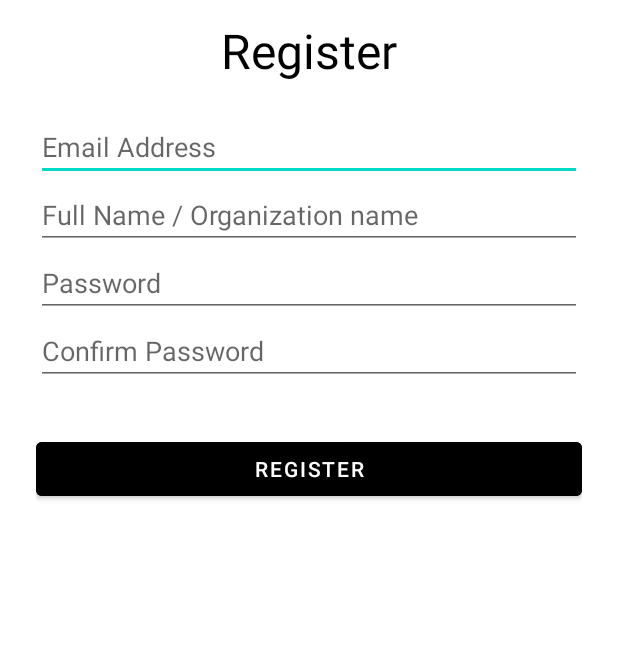
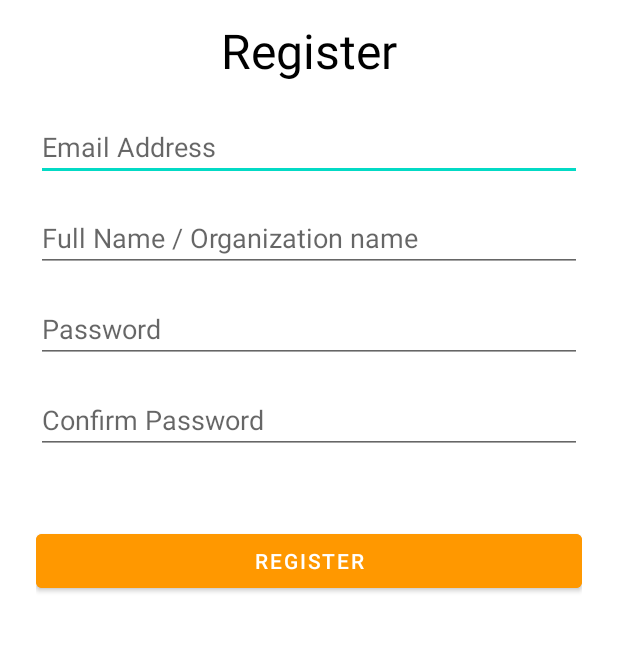
Before and after one commit to rajivsunar07/online-shopping-mobile, an Android app: the SignupActivity screen opened directly, with no data from a screen before it, on a phone screen of 412 x 824 dp, the part 345-997 px from its top. Run offline under Robolectric (Android 15) with nearby library versions, the phone set to English and light mode, and no system bars.

```diff
--- a/app/src/main/java/com/RajivSunar/e_commercewebsite/LoginActivity.kt
+++ b/app/src/main/java/com/RajivSunar/e_commercewebsite/LoginActivity.kt
@@ -2,8 +2,13 @@ package com.RajivSunar.e_commercewebsite
 
 import androidx.appcompat.app.AppCompatActivity
 import android.os.Bundle
+import android.widget.EditText
 
 class LoginActivity : AppCompatActivity() {
+    private lateinit var etEmail: EditText
+    private lateinit var etPassword: EditText
+    private lateinit var etPassword: EditText
+
     override fun onCreate(savedInstanceState: Bundle?) {
         super.onCreate(savedInstanceState)
         setContentView(R.layout.activity_login)
--- a/app/src/main/res/layout/activity_login.xml
+++ b/app/src/main/res/layout/activity_login.xml
@@ -37,7 +37,7 @@
     <Button
         android:id="@+id/btLogin"
         android:text="Login"
-        android:backgroundTint="@color/black"
+        android:backgroundTint="#FF9800"
         android:layout_marginTop="32dp"
         android:layout_width="match_parent"
         android:layout_height="wrap_content"/>
--- a/app/src/main/res/layout/activity_signup.xml
+++ b/app/src/main/res/layout/activity_signup.xml
@@ -15,6 +15,7 @@
         android:layout_height="150dp"
         android:layout_marginBottom="12dp"/>
 
+
     <TextView
         android:text="Register"
         android:textSize="32dp"
@@ -27,27 +28,31 @@
     <EditText
         android:id="@+id/etEmail"
         android:hint="Email Address"
+        android:layout_marginBottom="15dp"
         android:layout_width="match_parent"
         android:layout_height="wrap_content"/>
     <EditText
         android:id="@+id/etName"
         android:hint="Full Name / Organization name"
+        android:layout_marginBottom="15dp"
         android:layout_width="match_parent"
         android:layout_height="wrap_content"/>
     <EditText
         android:id="@+id/etPassword"
         android:hint="Password"
+        android:layout_marginBottom="15dp"
         android:layout_width="match_parent"
         android:layout_height="wrap_content"/>
     <EditText
         android:id="@+id/etConfirmPassword"
         android:hint="Confirm Password"
+        android:layout_marginBottom="15dp"
         android:layout_width="match_parent"
         android:layout_height="wrap_content"/>
     <Button
         android:id="@+id/btnRegister"
         android:text="Register"
-        android:backgroundTint="@color/black"
+        android:backgroundTint="#FF9800"
         android:layout_marginTop="32dp"
         android:layout_width="match_parent"
         android:layout_height="wrap_content"/>
```
